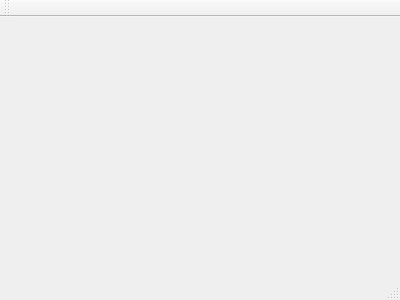
hesting15/TextFilter, file mainwindow.ui: the form before one commit.
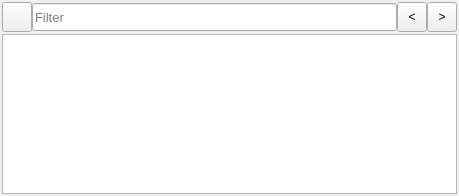
The form after the commit. Custom widgets are drawn as their Qt base class.

Diff of the .ui file:
```diff
--- a/mainwindow.ui
+++ b/mainwindow.ui
@@ -1,24 +1,218 @@
 <ui version="4.0">
  <class>MainWindow</class>
- <widget class="QMainWindow" name="MainWindow" >
-  <property name="geometry" >
+ <widget class="QMainWindow" name="MainWindow">
+  <property name="geometry">
    <rect>
     <x>0</x>
     <y>0</y>
-    <width>400</width>
-    <height>300</height>
+    <width>459</width>
+    <height>196</height>
    </rect>
   </property>
-  <property name="windowTitle" >
-   <string>MainWindow</string>
+  <property name="minimumSize">
+   <size>
+    <width>200</width>
+    <height>80</height>
+   </size>
   </property>
-  <widget class="QMenuBar" name="menuBar" />
-  <widget class="QToolBar" name="mainToolBar" />
-  <widget class="QWidget" name="centralWidget" />
-  <widget class="QStatusBar" name="statusBar" />
+  <property name="windowTitle">
+   <string>Text Filter</string>
+  </property>
+  <widget class="QWidget" name="centralWidget">
+   <property name="sizePolicy">
+    <sizepolicy hsizetype="Preferred" vsizetype="Preferred">
+     <horstretch>1</horstretch>
+     <verstretch>1</verstretch>
+    </sizepolicy>
+   </property>
+   <layout class="QFormLayout" name="formLayout_2">
+    <property name="sizeConstraint">
+     <enum>QLayout::SetDefaultConstraint</enum>
+    </property>
+    <property name="horizontalSpacing">
+     <number>2</number>
+    </property>
+    <property name="verticalSpacing">
+     <number>2</number>
+    </property>
+    <property name="leftMargin">
+     <number>2</number>
+    </property>
+    <property name="topMargin">
+     <number>2</number>
+    </property>
+    <property name="rightMargin">
+     <number>2</number>
+    </property>
+    <property name="bottomMargin">
+     <number>2</number>
+    </property>
+    <item row="5" column="0" colspan="2">
+     <widget class="PlainTextEdit" name="plainTextEdit">
+      <property name="sizePolicy">
+       <sizepolicy hsizetype="Expanding" vsizetype="Expanding">
+        <horstretch>1</horstretch>
+        <verstretch>1</verstretch>
+       </sizepolicy>
+      </property>
+      <property name="font">
+       <font>
+        <family>Courier New</family>
+        <pointsize>10</pointsize>
+       </font>
+      </property>
+      <property name="contextMenuPolicy">
+       <enum>Qt::DefaultContextMenu</enum>
+      </property>
+      <property name="autoFillBackground">
+       <bool>false</bool>
+      </property>
+      <property name="frameShape">
+       <enum>QFrame::StyledPanel</enum>
+      </property>
+      <property name="lineWidth">
+       <number>2</number>
+      </property>
+      <property name="lineWrapMode">
+       <enum>QPlainTextEdit::NoWrap</enum>
+      </property>
+     </widget>
+    </item>
+    <item row="4" column="0" colspan="2">
+     <layout class="QHBoxLayout" name="horizontalLayout" stretch="0,0,0,0">
+      <property name="spacing">
+       <number>0</number>
+      </property>
+      <item>
+       <widget class="QPushButton" name="pushButtonMenu">
+        <property name="sizePolicy">
+         <sizepolicy hsizetype="Fixed" vsizetype="Fixed">
+          <horstretch>1</horstretch>
+          <verstretch>0</verstretch>
+         </sizepolicy>
+        </property>
+        <property name="minimumSize">
+         <size>
+          <width>30</width>
+          <height>30</height>
+         </size>
+        </property>
+        <property name="maximumSize">
+         <size>
+          <width>30</width>
+          <height>30</height>
+         </size>
+        </property>
+        <property name="text">
+         <string/>
+        </property>
+       </widget>
+      </item>
+      <item>
+       <widget class="QLineEdit" name="lineEditSearch">
+        <property name="sizePolicy">
+         <sizepolicy hsizetype="Expanding" vsizetype="Fixed">
+          <horstretch>0</horstretch>
+          <verstretch>0</verstretch>
+         </sizepolicy>
+        </property>
+        <property name="minimumSize">
+         <size>
+          <width>0</width>
+          <height>28</height>
+         </size>
+        </property>
+        <property name="maximumSize">
+         <size>
+          <width>16777215</width>
+          <height>28</height>
+         </size>
+        </property>
+        <property name="font">
+         <font>
+          <pointsize>10</pointsize>
+         </font>
+        </property>
+        <property name="toolTip">
+         <string/>
+        </property>
+        <property name="toolTipDuration">
+         <number>-1</number>
+        </property>
+        <property name="frame">
+         <bool>true</bool>
+        </property>
+        <property name="placeholderText">
+         <string>Filter</string>
+        </property>
+        <property name="clearButtonEnabled">
+         <bool>true</bool>
+        </property>
+       </widget>
+      </item>
+      <item>
+       <widget class="QToolButton" name="toolButtonPrevious">
+        <property name="minimumSize">
+         <size>
+          <width>30</width>
+          <height>30</height>
+         </size>
+        </property>
+        <property name="maximumSize">
+         <size>
+          <width>30</width>
+          <height>30</height>
+         </size>
+        </property>
+        <property name="text">
+         <string>&lt;</string>
+        </property>
+       </widget>
+      </item>
+      <item>
+       <widget class="QToolButton" name="toolButtonNext">
+        <property name="minimumSize">
+         <size>
+          <width>30</width>
+          <height>30</height>
+         </size>
+        </property>
+        <property name="maximumSize">
+         <size>
+          <width>30</width>
+          <height>30</height>
+         </size>
+        </property>
+        <property name="text">
+         <string>&gt;</string>
+        </property>
+       </widget>
+      </item>
+     </layout>
+    </item>
+   </layout>
+  </widget>
+  <action name="actionCopy_Text">
+   <property name="text">
+    <string>Copy Text</string>
+   </property>
+  </action>
  </widget>
- <layoutDefault spacing="6" margin="11" />
- <pixmapfunction></pixmapfunction>
+ <layoutdefault spacing="6" margin="11"/>
+ <customwidgets>
+  <customwidget>
+   <class>PlainTextEdit</class>
+   <extends>QPlainTextEdit</extends>
+   <header>plaintextedit.h</header>
+  </customwidget>
+ </customwidgets>
+ <tabstops>
+  <tabstop>lineEditSearch</tabstop>
+  <tabstop>plainTextEdit</tabstop>
+  <tabstop>pushButtonMenu</tabstop>
+  <tabstop>toolButtonNext</tabstop>
+  <tabstop>toolButtonPrevious</tabstop>
+ </tabstops>
  <resources/>
  <connections/>
 </ui>
```
Left out of the diff: 1 changed line with no effect on the pictures.
